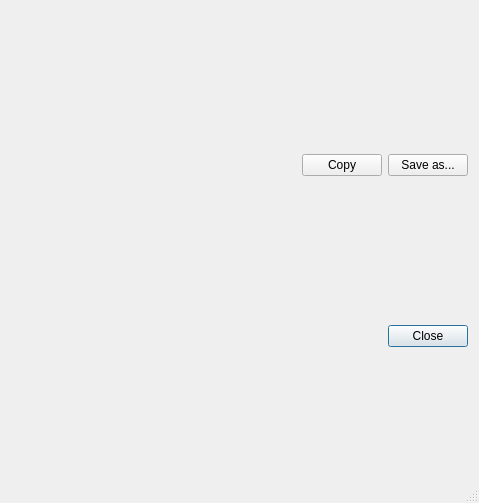
Above: core/io/script.ui from KmolYuan/Pyslvs-UI before the change. Below: the same form after it.
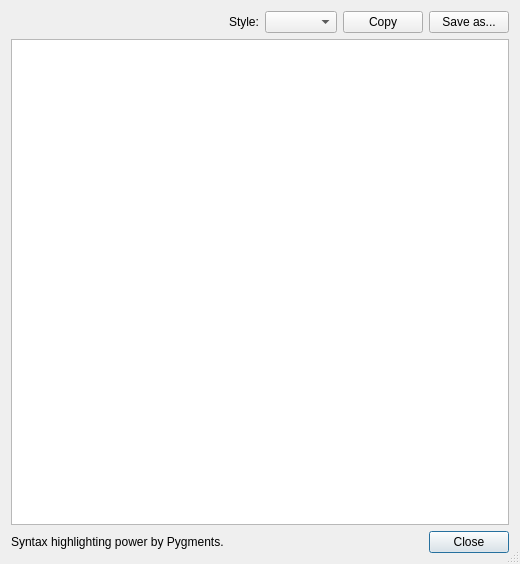
That is the form after the change. Icons and pictures are not drawn.

Commit message: Use Pygments to hightlight the script output.

Diff of the .ui file:
```diff
--- a/core/io/script.ui
+++ b/core/io/script.ui
@@ -9,10 +9,16 @@
    <rect>
     <x>0</x>
     <y>0</y>
-    <width>479</width>
-    <height>503</height>
+    <width>520</width>
+    <height>564</height>
    </rect>
   </property>
+  <property name="minimumSize">
+   <size>
+    <width>520</width>
+    <height>564</height>
+   </size>
+  </property>
   <property name="windowTitle">
    <string>Python Script</string>
   </property>
@@ -64,6 +70,16 @@
        </property>
       </spacer>
      </item>
+     <item>
+      <widget class="QLabel" name="label_2">
+       <property name="text">
+        <string>Style:</string>
+       </property>
+      </widget>
+     </item>
+     <item>
+      <widget class="QComboBox" name="style_option"/>
+     </item>
      <item>
       <widget class="QPushButton" name="copy">
        <property name="contextMenuPolicy">
@@ -89,8 +105,18 @@
      </item>
     </layout>
    </item>
+   <item>
+    <widget class="QTextEdit" name="script_view"/>
+   </item>
    <item>
     <layout class="QHBoxLayout" name="horizontalLayout">
+     <item>
+      <widget class="QLabel" name="label_3">
+       <property name="text">
+        <string>Syntax highlighting power by Pygments.</string>
+       </property>
+      </widget>
+     </item>
      <item>
       <spacer name="horizontalSpacer_2">
        <property name="orientation">
```
Left out of the diff: 2 changed lines with no effect on the pictures. The commit also changes 6 other files.
